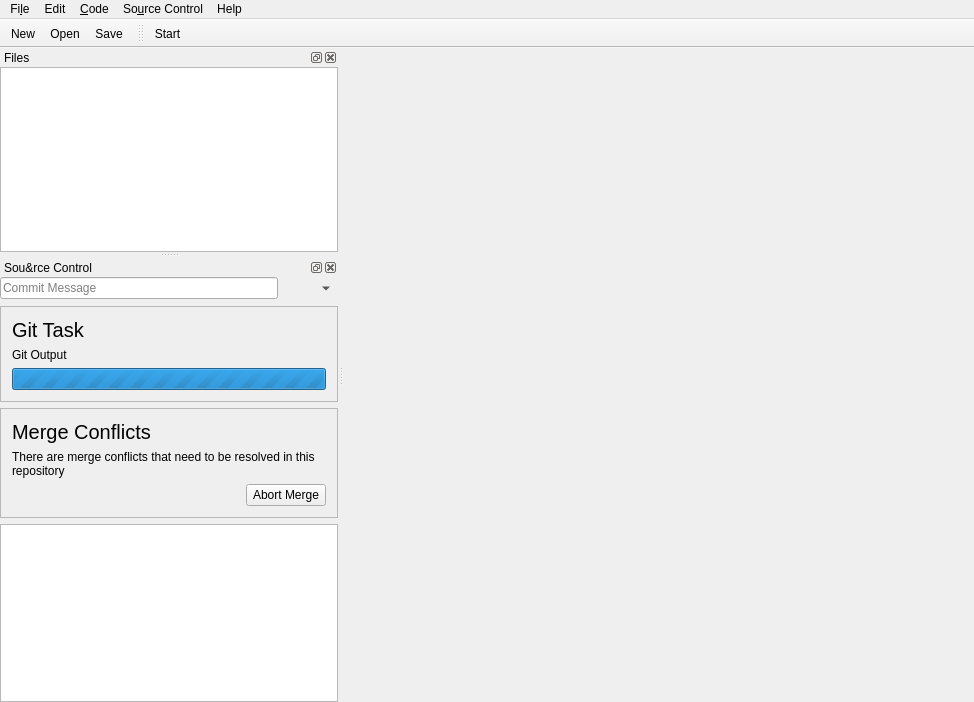
theCheeseboard/theSlate, file slate/mainwindow.ui: the form before one commit.
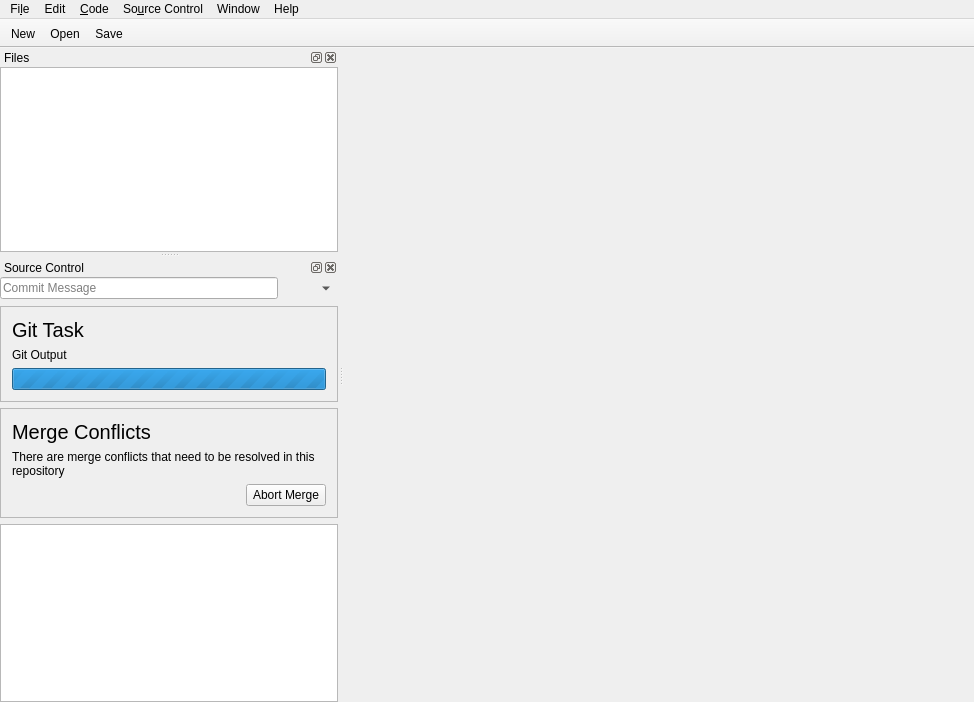
The form after the commit. Icons and pictures are not drawn.

Commit message: Add way to show closed dock windows

```diff
--- a/slate/mainwindow.ui
+++ b/slate/mainwindow.ui
@@ -156,7 +156,7 @@
      <x>0</x>
      <y>0</y>
      <width>974</width>
-     <height>22</height>
+     <height>20</height>
     </rect>
    </property>
    <property name="nativeMenuBar">
@@ -210,12 +210,17 @@
     <addaction name="separator"/>
     <addaction name="actionFetch"/>
     <addaction name="separator"/>
-    <addaction name="actionShowSourceControlWindow"/>
+   </widget>
+   <widget class="QMenu" name="menuWindow">
+    <property name="title">
+     <string>Window</string>
+    </property>
    </widget>
    <addaction name="menuFile"/>
    <addaction name="menuEdit"/>
    <addaction name="menuCode"/>
    <addaction name="menuSource_Control"/>
+   <addaction name="menuWindow"/>
    <addaction name="menuHelp"/>
   </widget>
   <widget class="QToolBar" name="mainToolBar">
@@ -238,18 +243,6 @@
    <addaction name="actionOpen"/>
    <addaction name="actionSave"/>
   </widget>
-  <widget class="QToolBar" name="toolBar">
-   <property name="windowTitle">
-    <string>toolBar</string>
-   </property>
-   <attribute name="toolBarArea">
-    <enum>TopToolBarArea</enum>
-   </attribute>
-   <attribute name="toolBarBreak">
-    <bool>false</bool>
-   </attribute>
-   <addaction name="actionStart"/>
-  </widget>
   <widget class="QDockWidget" name="filesDock">
    <property name="windowTitle">
     <string>Files</string>
@@ -279,7 +272,7 @@
   </widget>
   <widget class="QDockWidget" name="sourceControlDock">
    <property name="windowTitle">
-    <string>Sou&amp;rce Control</string>
+    <string>Source Control</string>
    </property>
    <attribute name="dockWidgetArea">
     <number>1</number>
```
Left out of the diff: 11 changed lines with no effect on the pictures. The commit also changes 2 other files.
